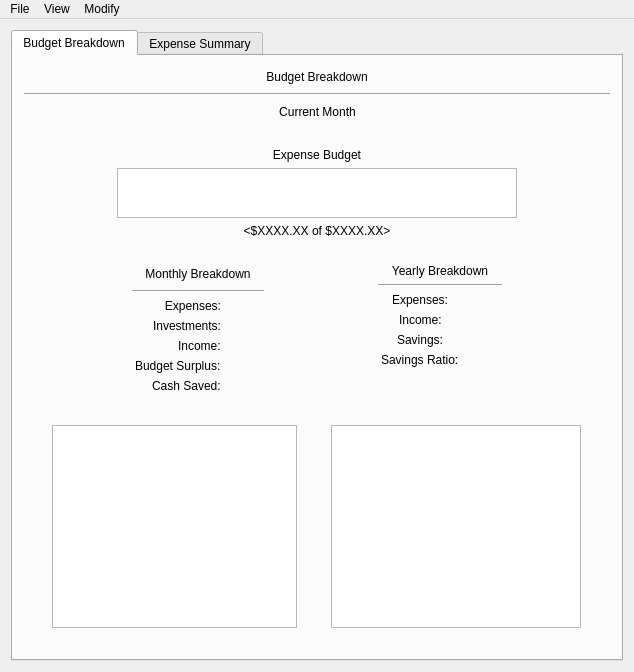
First picture: the form in CashFlowManager/mainwindow.ui, repository epw7856/CashFlowManager, before the edit.
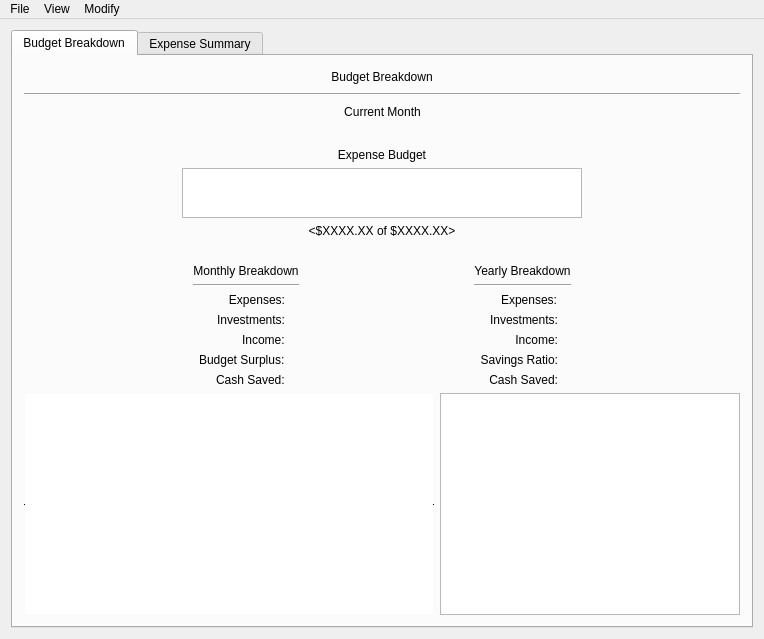
Second picture: the form after the edit. Custom widgets are drawn as their Qt base class.

Commit message: Implemented expense breakdown table model.

Diff of the .ui file:
```diff
--- a/CashFlowManager/mainwindow.ui
+++ b/CashFlowManager/mainwindow.ui
@@ -6,8 +6,8 @@
    <rect>
     <x>0</x>
     <y>0</y>
-    <width>634</width>
-    <height>672</height>
+    <width>749</width>
+    <height>639</height>
    </rect>
   </property>
   <property name="windowTitle">
@@ -342,36 +342,10 @@
                 <item row="5" column="1">
                  <widget class="QLabel" name="labelMonthlyCashSaved">
                   <property name="text">
-                   <string>&lt;Cash Saved&gt;</string>
+                   <string>&lt;CashSaved&gt;</string>
                   </property>
                  </widget>
                 </item>
-                <item row="6" column="0">
-                 <spacer name="horizontalSpacer_15">
-                  <property name="orientation">
-                   <enum>Qt::Horizontal</enum>
-                  </property>
-                  <property name="sizeHint" stdset="0">
-                   <size>
-                    <width>40</width>
-                    <height>20</height>
-                   </size>
-                  </property>
-                 </spacer>
-                </item>
-                <item row="6" column="1">
-                 <spacer name="horizontalSpacer_16">
-                  <property name="orientation">
-                   <enum>Qt::Horizontal</enum>
-                  </property>
-                  <property name="sizeHint" stdset="0">
-                   <size>
-                    <width>40</width>
-                    <height>20</height>
-                   </size>
-                  </property>
-                 </spacer>
-                </item>
                </layout>
               </item>
              </layout>
@@ -414,7 +388,7 @@
                  <enum>QFormLayout::FieldsStayAtSizeHint</enum>
                 </property>
                 <property name="labelAlignment">
-                 <set>Qt::AlignCenter</set>
+                 <set>Qt::AlignRight|Qt::AlignTrailing|Qt::AlignVCenter</set>
                 </property>
                 <property name="formAlignment">
                  <set>Qt::AlignHCenter|Qt::AlignTop</set>
@@ -433,31 +407,34 @@
                   </property>
                  </widget>
                 </item>
-                <item row="1" column="0">
+                <item row="2" column="0">
                  <widget class="QLabel" name="label_10">
                   <property name="text">
                    <string>Income:</string>
                   </property>
+                  <property name="alignment">
+                   <set>Qt::AlignRight|Qt::AlignTrailing|Qt::AlignVCenter</set>
+                  </property>
                  </widget>
                 </item>
-                <item row="1" column="1">
+                <item row="1" column="0">
+                 <widget class="QLabel" name="label_13">
+                  <property name="text">
+                   <string>Investments:</string>
+                  </property>
+                 </widget>
+                </item>
+                <item row="2" column="1">
                  <widget class="QLabel" name="labelYearlyIncome">
                   <property name="text">
                    <string>&lt;Income&gt;</string>
                   </property>
                  </widget>
                 </item>
-                <item row="2" column="0">
-                 <widget class="QLabel" name="label_9">
+                <item row="1" column="1">
+                 <widget class="QLabel" name="labelYearlyInvestments">
                   <property name="text">
-                   <string>Savings:</string>
-                  </property>
-                 </widget>
-                </item>
-                <item row="2" column="1">
-                 <widget class="QLabel" name="labelYearlySavings">
-                  <property name="text">
-                   <string>&lt;Savings&gt;</string>
+                   <string>&lt;Investments&gt;</string>
                   </property>
                  </widget>
                 </item>
@@ -466,6 +443,26 @@
                   <property name="text">
                    <string>Savings Ratio:</string>
                   </property>
+                  <property name="alignment">
+                   <set>Qt::AlignRight|Qt::AlignTrailing|Qt::AlignVCenter</set>
+                  </property>
+                 </widget>
+                </item>
+                <item row="4" column="0">
+                 <widget class="QLabel" name="label_9">
+                  <property name="text">
+                   <string>Cash Saved:</string>
+                  </property>
+                  <property name="alignment">
+                   <set>Qt::AlignRight|Qt::AlignTrailing|Qt::AlignVCenter</set>
+                  </property>
+                 </widget>
+                </item>
+                <item row="4" column="1">
+                 <widget class="QLabel" name="labelYearlyCashSaved">
+                  <property name="text">
+                   <string>&lt;CashSaved&gt;</string>
+                  </property>
                  </widget>
                 </item>
                 <item row="3" column="1">
@@ -475,58 +472,6 @@
                   </property>
                  </widget>
                 </item>
-                <item row="4" column="0">
-                 <spacer name="horizontalSpacer_10">
-                  <property name="orientation">
-                   <enum>Qt::Horizontal</enum>
-                  </property>
-                  <property name="sizeHint" stdset="0">
-                   <size>
-                    <width>40</width>
-                    <height>20</height>
-                   </size>
-                  </property>
-                 </spacer>
-                </item>
-                <item row="4" column="1">
-                 <spacer name="horizontalSpacer_11">
-                  <property name="orientation">
-                   <enum>Qt::Horizontal</enum>
-                  </property>
-                  <property name="sizeHint" stdset="0">
-                   <size>
-                    <width>40</width>
-                    <height>20</height>
-                   </size>
-                  </property>
-                 </spacer>
-                </item>
-                <item row="5" column="0">
-                 <spacer name="horizontalSpacer_17">
-                  <property name="orientation">
-                   <enum>Qt::Horizontal</enum>
-                  </property>
-                  <property name="sizeHint" stdset="0">
-                   <size>
-                    <width>40</width>
-                    <height>20</height>
-                   </size>
-                  </property>
-                 </spacer>
-                </item>
-                <item row="5" column="1">
-                 <spacer name="horizontalSpacer_18">
-                  <property name="orientation">
-                   <enum>Qt::Horizontal</enum>
-                  </property>
-                  <property name="sizeHint" stdset="0">
-                   <size>
-                    <width>40</width>
-                    <height>20</height>
-                   </size>
-                  </property>
-                 </spacer>
-                </item>
                </layout>
               </item>
              </layout>
@@ -564,7 +509,53 @@
            </spacer>
           </item>
           <item>
-           <widget class="QTableView" name="tableView"/>
+           <layout class="QVBoxLayout" name="verticalLayout_8">
+            <item>
+             <widget class="QTableView" name="tableViewMonthlyExpenses">
+              <property name="minimumSize">
+               <size>
+                <width>410</width>
+                <height>100</height>
+               </size>
+              </property>
+              <property name="font">
+               <font>
+                <pointsize>8</pointsize>
+               </font>
+              </property>
+              <property name="frameShape">
+               <enum>QFrame::HLine</enum>
+              </property>
+              <property name="frameShadow">
+               <enum>QFrame::Plain</enum>
+              </property>
+              <property name="lineWidth">
+               <number>1</number>
+              </property>
+              <property name="sizeAdjustPolicy">
+               <enum>QAbstractScrollArea::AdjustIgnored</enum>
+              </property>
+              <property name="cornerButtonEnabled">
+               <bool>false</bool>
+              </property>
+              <attribute name="horizontalHeaderMinimumSectionSize">
+               <number>20</number>
+              </attribute>
+              <attribute name="horizontalHeaderDefaultSectionSize">
+               <number>100</number>
+              </attribute>
+              <attribute name="horizontalHeaderHighlightSections">
+               <bool>true</bool>
+              </attribute>
+              <attribute name="verticalHeaderMinimumSectionSize">
+               <number>15</number>
+              </attribute>
+              <attribute name="verticalHeaderDefaultSectionSize">
+               <number>25</number>
+              </attribute>
+             </widget>
+            </item>
+           </layout>
           </item>
           <item>
            <spacer name="horizontalSpacer_14">
@@ -583,8 +574,8 @@
            <widget class="QChartView" name="graphicsViewBreakdownPieChart">
             <property name="minimumSize">
              <size>
-              <width>250</width>
-              <height>150</height>
+              <width>300</width>
+              <height>200</height>
              </size>
             </property>
             <property name="maximumSize">
@@ -610,19 +601,6 @@
           </item>
          </layout>
         </item>
-        <item>
-         <spacer name="horizontalSpacer_20">
-          <property name="orientation">
-           <enum>Qt::Horizontal</enum>
-          </property>
-          <property name="sizeHint" stdset="0">
-           <size>
-            <width>40</width>
-            <height>20</height>
-           </size>
-          </property>
-         </spacer>
-        </item>
        </layout>
       </widget>
       <widget class="QWidget" name="tabExpenseSummary">
@@ -644,7 +622,7 @@
     <rect>
      <x>0</x>
      <y>0</y>
-     <width>634</width>
+     <width>749</width>
      <height>21</height>
     </rect>
    </property>
```
Left out of the diff: 8 changed lines with no effect on the pictures. The commit also changes 10 other files.
